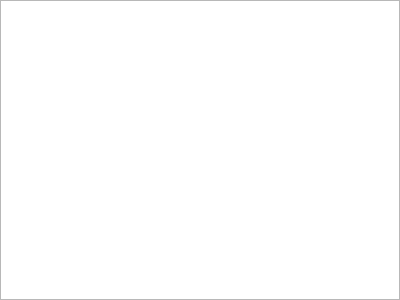
Qt form src/modules/about/widget/dlgabout.ui (Dragon-qing/ToolKit) before a commit.
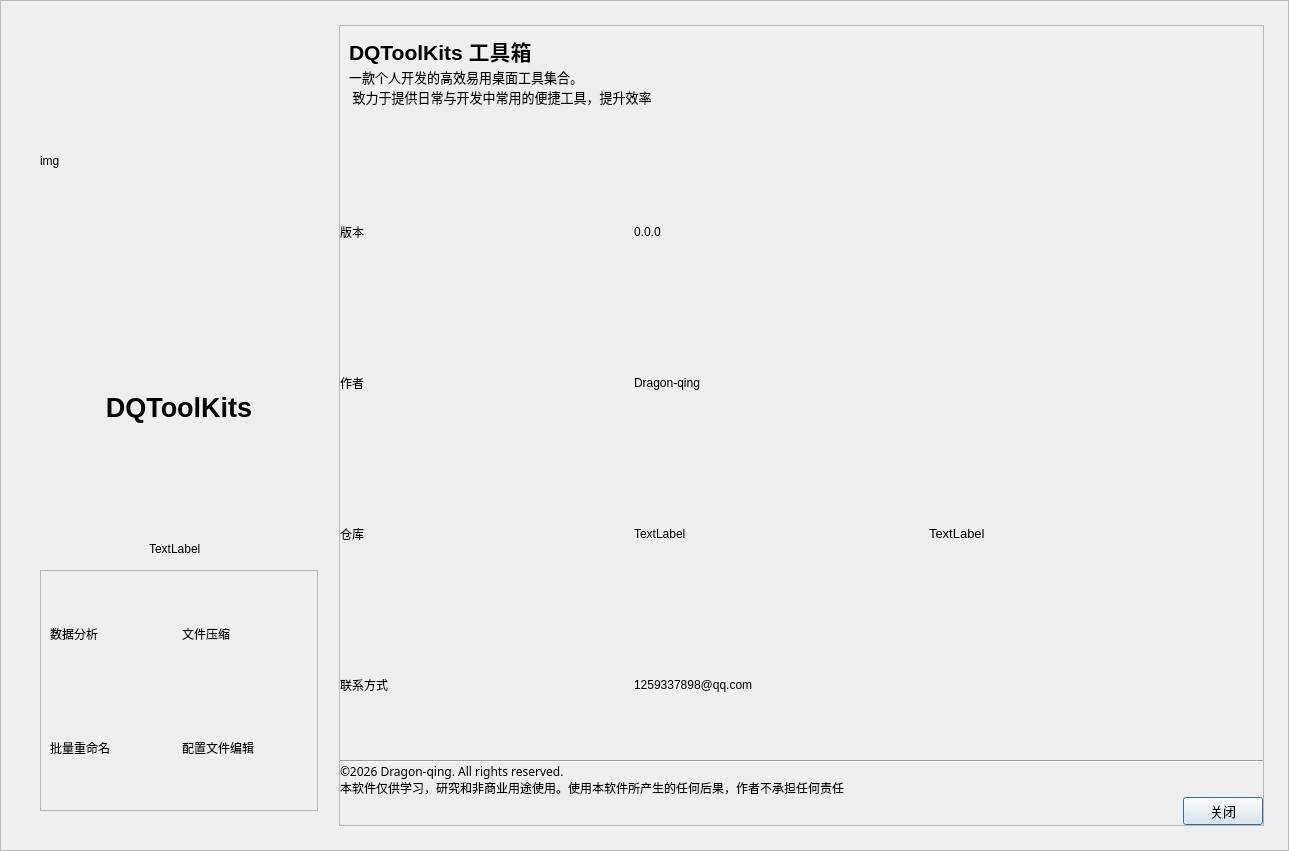
The same form after that commit.

What changed in the file:
```diff
--- a/src/modules/about/widget/dlgabout.ui
+++ b/src/modules/about/widget/dlgabout.ui
@@ -6,8 +6,8 @@
    <rect>
     <x>0</x>
     <y>0</y>
-    <width>400</width>
-    <height>300</height>
+    <width>1289</width>
+    <height>851</height>
    </rect>
   </property>
   <property name="windowTitle">
@@ -27,7 +27,376 @@
     <number>0</number>
    </property>
    <item>
-    <widget class="QTextBrowser" name="textBrowser"/>
+    <widget class="QFrame" name="backgrd">
+     <property name="frameShape">
+      <enum>QFrame::StyledPanel</enum>
+     </property>
+     <property name="frameShadow">
+      <enum>QFrame::Raised</enum>
+     </property>
+     <layout class="QVBoxLayout" name="verticalLayout_4">
+      <item>
+       <layout class="QHBoxLayout" name="horizontalLayout" stretch="1,3">
+        <property name="leftMargin">
+         <number>15</number>
+        </property>
+        <property name="topMargin">
+         <number>15</number>
+        </property>
+        <property name="rightMargin">
+         <number>15</number>
+        </property>
+        <property name="bottomMargin">
+         <number>15</number>
+        </property>
+        <item>
+         <layout class="QVBoxLayout" name="verticalLayout_2">
+          <property name="leftMargin">
+           <number>15</number>
+          </property>
+          <property name="topMargin">
+           <number>15</number>
+          </property>
+          <property name="rightMargin">
+           <number>15</number>
+          </property>
+          <property name="bottomMargin">
+           <number>15</number>
+          </property>
+          <item>
+           <widget class="QLabel" name="label_wrench">
+            <property name="text">
+             <string>img</string>
+            </property>
+           </widget>
+          </item>
+          <item>
+           <widget class="QLabel" name="label_2">
+            <property name="font">
+             <font>
+              <family>Microsoft YaHei UI</family>
+              <pointsize>20</pointsize>
+              <weight>75</weight>
+              <bold>true</bold>
+             </font>
+            </property>
+            <property name="text">
+             <string>DQToolKits</string>
+            </property>
+            <property name="alignment">
+             <set>Qt::AlignCenter</set>
+            </property>
+           </widget>
+          </item>
+          <item>
+           <layout class="QHBoxLayout" name="horizontalLayout_3">
+            <item>
+             <widget class="QLabel" name="label_version_rect">
+              <property name="sizePolicy">
+               <sizepolicy hsizetype="Preferred" vsizetype="Preferred">
+                <horstretch>0</horstretch>
+                <verstretch>0</verstretch>
+               </sizepolicy>
+              </property>
+              <property name="maximumSize">
+               <size>
+                <width>60</width>
+                <height>30</height>
+               </size>
+              </property>
+              <property name="text">
+               <string>TextLabel</string>
+              </property>
+              <property name="alignment">
+               <set>Qt::AlignLeading|Qt::AlignLeft|Qt::AlignVCenter</set>
+              </property>
+             </widget>
+            </item>
+           </layout>
+          </item>
+          <item>
+           <widget class="QFrame" name="frame_func">
+            <property name="frameShape">
+             <enum>QFrame::StyledPanel</enum>
+            </property>
+            <property name="frameShadow">
+             <enum>QFrame::Raised</enum>
+            </property>
+            <property name="type" stdset="0">
+             <string>card</string>
+            </property>
+            <layout class="QGridLayout" name="gridLayout_2">
+             <item row="0" column="0">
+              <widget class="QLabel" name="label_10">
+               <property name="text">
+                <string>数据分析</string>
+               </property>
+              </widget>
+             </item>
+             <item row="0" column="1">
+              <widget class="QLabel" name="label_11">
+               <property name="text">
+                <string>文件压缩</string>
+               </property>
+              </widget>
+             </item>
+             <item row="1" column="0">
+              <widget class="QLabel" name="label_12">
+               <property name="text">
+                <string>批量重命名</string>
+               </property>
+              </widget>
+             </item>
+             <item row="1" column="1">
+              <widget class="QLabel" name="label_13">
+               <property name="text">
+                <string>配置文件编辑</string>
+               </property>
+              </widget>
+             </item>
+            </layout>
+           </widget>
+          </item>
+         </layout>
+        </item>
+        <item>
+         <widget class="QFrame" name="frame">
+          <property name="frameShape">
+           <enum>QFrame::StyledPanel</enum>
+          </property>
+          <property name="frameShadow">
+           <enum>QFrame::Raised</enum>
+          </property>
+          <property name="type" stdset="0">
+           <string>card</string>
+          </property>
+          <layout class="QVBoxLayout" name="verticalLayout_3" stretch="0,2,0,0,0">
+           <property name="spacing">
+            <number>0</number>
+           </property>
+           <property name="leftMargin">
+            <number>0</number>
+           </property>
+           <property name="topMargin">
+            <number>0</number>
+           </property>
+           <property name="rightMargin">
+            <number>0</number>
+           </property>
+           <property name="bottomMargin">
+            <number>0</number>
+           </property>
+           <item>
+            <widget class="QFrame" name="frame_top">
+             <layout class="QVBoxLayout" name="verticalLayout_5" stretch="1,2,0">
+              <property name="spacing">
+               <number>0</number>
+              </property>
+              <item>
+               <widget class="QLabel" name="label_3">
+                <property name="font">
+                 <font>
+                  <family>Microsoft YaHei UI</family>
+                  <pointsize>16</pointsize>
+                  <weight>75</weight>
+                  <bold>true</bold>
+                 </font>
+                </property>
+                <property name="text">
+                 <string>DQToolKits 工具箱</string>
+                </property>
+               </widget>
+              </item>
+              <item>
+               <widget class="QLabel" name="label_4">
+                <property name="font">
+                 <font>
+                  <family>Microsoft YaHei UI</family>
+                  <pointsize>10</pointsize>
+                  <kerning>true</kerning>
+                 </font>
+                </property>
+                <property name="text">
+                 <string>一款个人开发的高效易用桌面工具集合。
+ 致力于提供日常与开发中常用的便捷工具，提升效率</string>
+                </property>
+                <property name="wordWrap">
+                 <bool>true</bool>
+                </property>
+               </widget>
+              </item>
+              <item>
+               <spacer name="verticalSpacer">
+                <property name="orientation">
+                 <enum>Qt::Vertical</enum>
+                </property>
+                <property name="sizeHint" stdset="0">
+                 <size>
+                  <width>20</width>
+                  <height>40</height>
+                 </size>
+                </property>
+               </spacer>
+              </item>
+             </layout>
+            </widget>
+           </item>
+           <item>
+            <layout class="QGridLayout" name="gridLayout" columnstretch="1,2,0">
+             <item row="0" column="0">
+              <widget class="QLabel" name="label_5">
+               <property name="text">
+                <string>版本</string>
+               </property>
+              </widget>
+             </item>
+             <item row="0" column="1">
+              <widget class="QLabel" name="label_version">
+               <property name="text">
+                <string>0.0.0</string>
+               </property>
+              </widget>
+             </item>
+             <item row="1" column="1">
+              <widget class="QLabel" name="label_8">
+               <property name="text">
+                <string>Dragon-qing</string>
+               </property>
+              </widget>
+             </item>
+             <item row="3" column="1">
+              <widget class="QLabel" name="label_email">
+               <property name="text">
+                <string>1259337898@qq.com</string>
+               </property>
+              </widget>
+             </item>
+             <item row="1" column="0">
+              <widget class="QLabel" name="label_7">
+               <property name="text">
+                <string>作者</string>
+               </property>
+              </widget>
+             </item>
+             <item row="2" column="0">
+              <widget class="QLabel" name="label_9">
+               <property name="text">
+                <string>仓库</string>
+               </property>
+              </widget>
+             </item>
+             <item row="3" column="0">
+              <widget class="QLabel" name="label_6">
+               <property name="text">
+                <string>联系方式</string>
+               </property>
+              </widget>
+             </item>
+             <item row="1" column="2">
+              <spacer name="horizontalSpacer_2">
+               <property name="orientation">
+                <enum>Qt::Horizontal</enum>
+               </property>
+               <property name="sizeType">
+                <enum>QSizePolicy::Expanding</enum>
+               </property>
+               <property name="sizeHint" stdset="0">
+                <size>
+                 <width>40</width>
+                 <height>20</height>
+                </size>
+               </property>
+              </spacer>
+             </item>
+             <item row="2" column="1">
+              <layout class="QHBoxLayout" name="horizontalLayout_4">
+               <item>
+                <widget class="QLabel" name="label_github">
+                 <property name="text">
+                  <string>TextLabel</string>
+                 </property>
+                </widget>
+               </item>
+               <item>
+                <widget class="QLabel" name="label_link">
+                 <property name="font">
+                  <font>
+                   <family>Microsoft YaHei UI</family>
+                   <pointsize>10</pointsize>
+                  </font>
+                 </property>
+                 <property name="text">
+                  <string>TextLabel</string>
+                 </property>
+                </widget>
+               </item>
+              </layout>
+             </item>
+            </layout>
+           </item>
+           <item>
+            <widget class="Line" name="line">
+             <property name="orientation">
+              <enum>Qt::Horizontal</enum>
+             </property>
+            </widget>
+           </item>
+           <item>
+            <widget class="QLabel" name="label">
+             <property name="font">
+              <font>
+               <family>Microsoft YaHei UI Light</family>
+              </font>
+             </property>
+             <property name="text">
+              <string>©2026 Dragon-qing. All rights reserved.
+本软件仅供学习，研究和非商业用途使用。使用本软件所产生的任何后果，作者不承担任何责任</string>
+             </property>
+             <property name="wordWrap">
+              <bool>true</bool>
+             </property>
+            </widget>
+           </item>
+           <item>
+            <layout class="QHBoxLayout" name="horizontalLayout_2">
+             <item>
+              <spacer name="horizontalSpacer">
+               <property name="orientation">
+                <enum>Qt::Horizontal</enum>
+               </property>
+               <property name="sizeHint" stdset="0">
+                <size>
+                 <width>40</width>
+                 <height>20</height>
+                </size>
+               </property>
+              </spacer>
+             </item>
+             <item>
+              <widget class="QPushButton" name="pushButton_close">
+               <property name="font">
+                <font>
+                 <family>Microsoft YaHei UI</family>
+                 <pointsize>10</pointsize>
+                </font>
+               </property>
+               <property name="text">
+                <string>关闭</string>
+               </property>
+               <property name="type" stdset="0">
+                <string>secondary</string>
+               </property>
+              </widget>
+             </item>
+            </layout>
+           </item>
+          </layout>
+         </widget>
+        </item>
+       </layout>
+      </item>
+     </layout>
+    </widget>
    </item>
   </layout>
  </widget>
```
